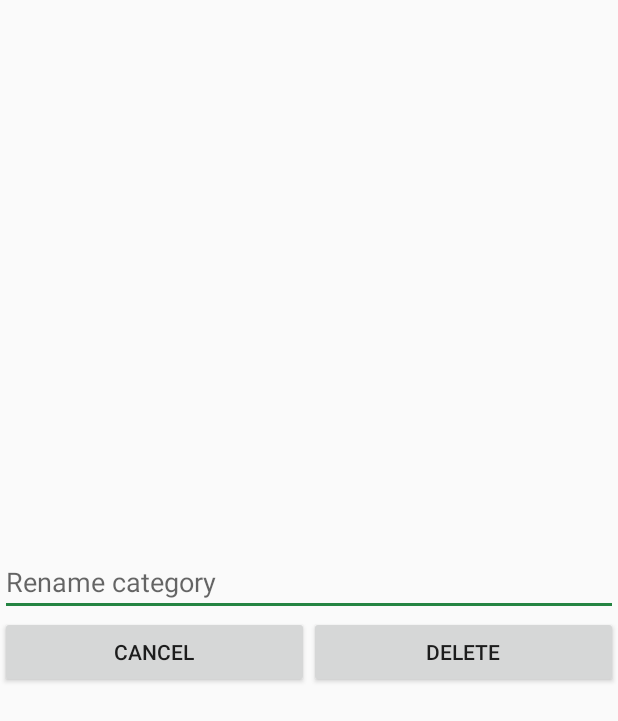
After one commit to antHogis/meno, an Android app: the layout dialog_edit_category.xml on its own in the app's theme, with its tools: preview values and no code run, on a phone screen of 412 x 824 dp. The commit adds this screen. Shown: the top 721 px of the screen. Run offline under Robolectric (Android 15) with nearby library versions, the phone set to English and light mode, and no system bars.

Commit message:
Feature: Long click of category opens Dialog

```diff
--- a/app/src/main/java/com/github/anthogis/meno/DatabaseHelper.java
+++ b/app/src/main/java/com/github/anthogis/meno/DatabaseHelper.java
@@ -157,7 +157,7 @@ public class DatabaseHelper extends SQLiteOpenHelper {
      * @return the categories from the database.
      */
     public List<ExpenseCategory> findAllCategories() {
-        String sortOrder = CategoryTable.COL_NAME.name + " DESC";
+        String sortOrder = CategoryTable.COL_NAME.name + " ASC";
 
         Cursor cursor = getReadableDatabase().query(
                 CategoryTable.TABLE_NAME,
--- /dev/null
+++ b/app/src/main/res/layout/dialog_edit_category.xml
@@ -0,0 +1,35 @@
+<?xml version="1.0" encoding="utf-8"?>
+<RelativeLayout xmlns:android="http://schemas.android.com/apk/res/android"
+    android:layout_width="wrap_content" android:layout_height="wrap_content"
+    android:layout_gravity="center" android:orientation="vertical">
+    <EditText
+        android:id="@+id/renameCategoryText"
+        android:layout_width="match_parent"
+        android:layout_height="wrap_content"
+        android:layout_alignParentTop="true"
+        android:layout_centerHorizontal="true"
+        android:hint="@string/hint_rename_category"/>
+
+    <LinearLayout
+        android:layout_width="match_parent"
+        android:layout_height="wrap_content"
+        android:layout_below="@+id/renameCategoryText"
+        android:layout_centerHorizontal="true"
+        >
+        <Button
+            android:id="@+id/dialog_edit_category_cancel"
+            android:layout_width="0dp"
+            android:layout_height="wrap_content"
+            android:layout_weight="0.5"
+            android:text="@string/button_cancel" />
+
+        <Button
+            android:id="@+id/dialog_edit_category_execute"
+            android:layout_width="0dp"
+            android:layout_height="wrap_content"
+            android:layout_weight="0.5"
+            android:text="@string/button_delete" />
+    </LinearLayout>
+
+
+</RelativeLayout>
--- a/app/src/main/res/values/strings.xml
+++ b/app/src/main/res/values/strings.xml
@@ -5,10 +5,16 @@
     <string name="title_categories">Categories</string>
     <string name="title_expense_list">Expenses</string>
     <string name="title_charts">Charts</string>
+    <string name="title_rename_delete_category">Rename or delete?</string>
 
     <string name="hint_category">Category</string>
     <string name="hint_cost">Cost</string>
     <string name="hint_date">Date (Default: today)</string>
+    <string name="hint_rename_category">Rename category</string>
+
+    <string name="button_cancel">Cancel</string>
+    <string name="button_rename">Rename</string>
+    <string name="button_delete">Delete</string>
 
     <string name="toast_expense_add_success">Expense added successfully.</string>
     <string name="toast_expense_add_failure_empty_fields">Some fields are empty!</string>
```
Also changed, not shown: app/src/main/java/com/github/anthogis/meno/CategoriesFragment.java (+69 -0 lines).
